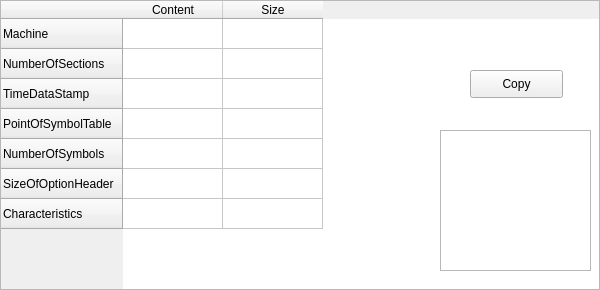
rev-li/PETool, file FileWindow.ui: the form before one commit.
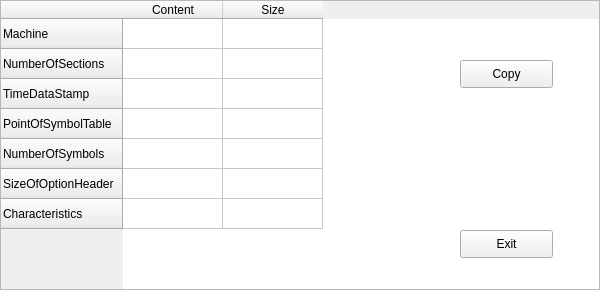
The form after the commit.

Patch:
```diff
--- a/FileWindow.ui
+++ b/FileWindow.ui
@@ -92,12 +92,82 @@
       <string>Size</string>
      </property>
     </column>
+    <item row="0" column="0">
+     <property name="text">
+      <string/>
+     </property>
+    </item>
+    <item row="0" column="1">
+     <property name="text">
+      <string/>
+     </property>
+    </item>
+    <item row="1" column="0">
+     <property name="text">
+      <string/>
+     </property>
+    </item>
+    <item row="1" column="1">
+     <property name="text">
+      <string/>
+     </property>
+    </item>
+    <item row="2" column="0">
+     <property name="text">
+      <string/>
+     </property>
+    </item>
+    <item row="2" column="1">
+     <property name="text">
+      <string/>
+     </property>
+    </item>
+    <item row="3" column="0">
+     <property name="text">
+      <string/>
+     </property>
+    </item>
+    <item row="3" column="1">
+     <property name="text">
+      <string/>
+     </property>
+    </item>
+    <item row="4" column="0">
+     <property name="text">
+      <string/>
+     </property>
+    </item>
+    <item row="4" column="1">
+     <property name="text">
+      <string/>
+     </property>
+    </item>
+    <item row="5" column="0">
+     <property name="text">
+      <string/>
+     </property>
+    </item>
+    <item row="5" column="1">
+     <property name="text">
+      <string/>
+     </property>
+    </item>
+    <item row="6" column="0">
+     <property name="text">
+      <string/>
+     </property>
+    </item>
+    <item row="6" column="1">
+     <property name="text">
+      <string/>
+     </property>
+    </item>
    </widget>
    <widget class="QPushButton" name="CopyButton">
     <property name="geometry">
      <rect>
-      <x>470</x>
-      <y>70</y>
+      <x>460</x>
+      <y>60</y>
       <width>93</width>
       <height>28</height>
      </rect>
@@ -106,14 +176,30 @@
      <string>Copy</string>
     </property>
    </widget>
-   <widget class="QTextBrowser" name="textBrowser">
+   <widget class="QLabel" name="label">
     <property name="geometry">
      <rect>
-      <x>440</x>
-      <y>130</y>
-      <width>151</width>
-      <height>141</height>
+      <x>460</x>
+      <y>100</y>
+      <width>121</width>
+      <height>91</height>
      </rect>
+    </property>
+    <property name="text">
+     <string/>
+    </property>
+   </widget>
+   <widget class="QPushButton" name="ExitButton">
+    <property name="geometry">
+     <rect>
+      <x>460</x>
+      <y>230</y>
+      <width>93</width>
+      <height>28</height>
+     </rect>
+    </property>
+    <property name="text">
+     <string>Exit</string>
     </property>
    </widget>
   </widget>
```
